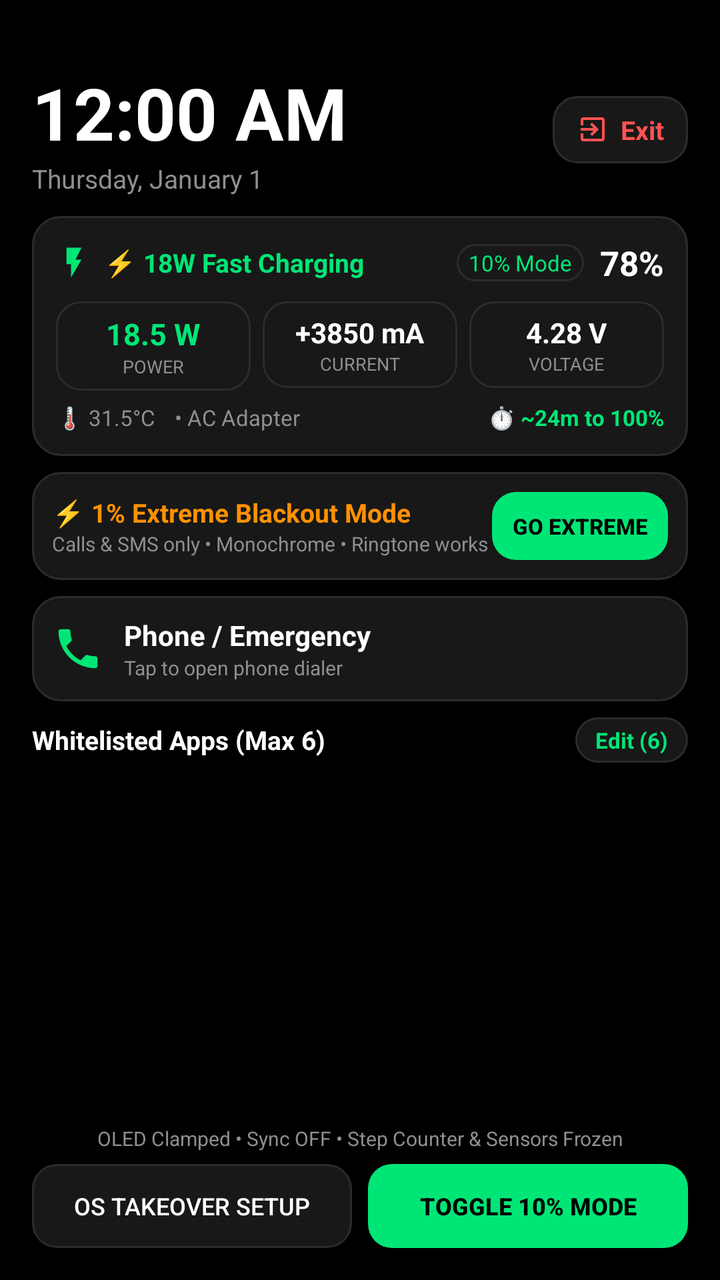
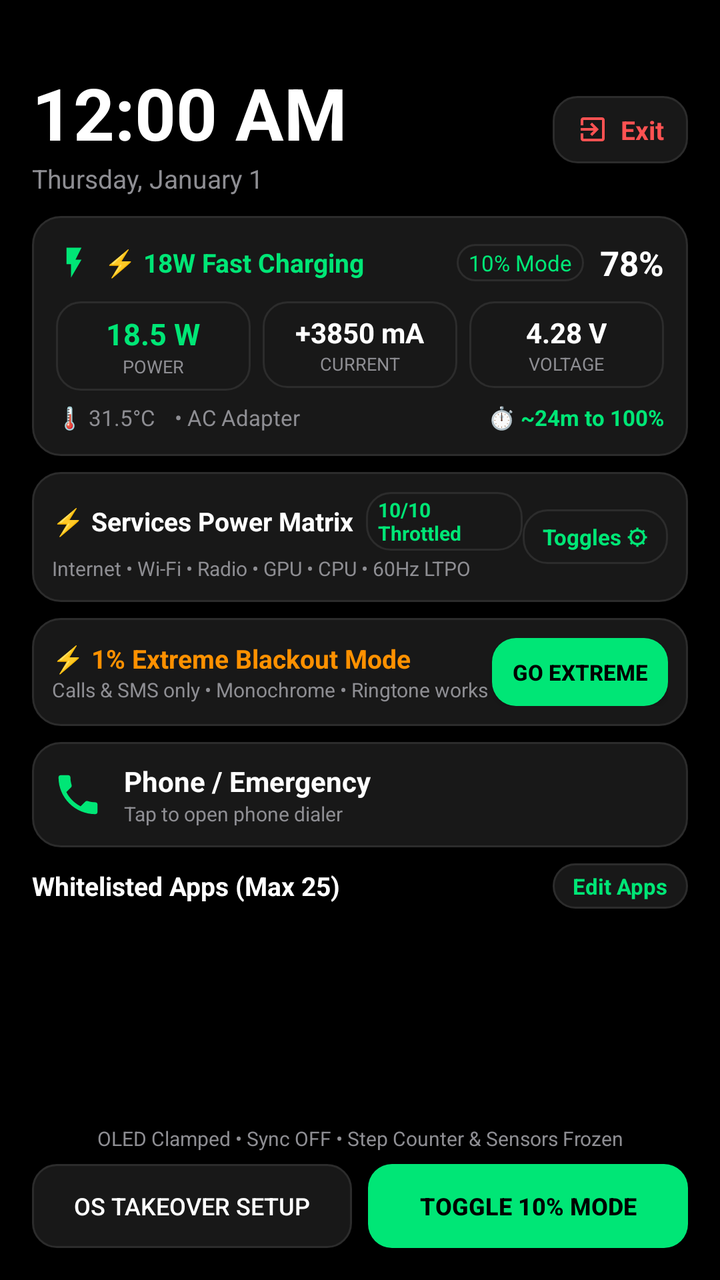

Screens rendered from an Android XML layout before and after an edit, with the pre-edit source and the edit as a unified diff.
<!-- AndroidManifest.xml: activity theme Theme.SuperPowerSaving.NoActionBar -->
<!-- res/layout/activity_main.xml -->
<?xml version="1.0" encoding="utf-8"?>
<androidx.constraintlayout.widget.ConstraintLayout xmlns:android="http://schemas.android.com/apk/res/android"
    xmlns:app="http://schemas.android.com/apk/res-auto"
    xmlns:tools="http://schemas.android.com/tools"
    android:id="@+id/rootLayout"
    android:layout_width="match_parent"
    android:layout_height="match_parent"
    android:background="@color/oled_black"
    android:padding="16dp">

    
    <LinearLayout
        android:id="@+id/topBarLayout"
        android:layout_width="match_parent"
        android:layout_height="wrap_content"
        android:layout_marginTop="16dp"
        android:gravity="center_vertical"
        android:orientation="horizontal"
        app:layout_constraintTop_toTopOf="parent">

        <LinearLayout
            android:layout_width="0dp"
            android:layout_height="wrap_content"
            android:layout_weight="1"
            android:orientation="vertical">

            <TextClock
                android:id="@+id/clockView"
                android:layout_width="wrap_content"
                android:layout_height="wrap_content"
                android:format12Hour="hh:mm a"
                android:format24Hour="HH:mm"
                android:textColor="@color/white"
                android:textSize="36sp"
                android:textStyle="bold" />

            <TextClock
                android:id="@+id/dateView"
                android:layout_width="wrap_content"
                android:layout_height="wrap_content"
                android:format12Hour="EEEE, MMMM d"
                android:format24Hour="EEEE, MMMM d"
                android:textColor="@color/subtext_gray"
                android:textSize="13sp" />
        </LinearLayout>

        
        <LinearLayout
            android:id="@+id/btnExitMode"
            android:layout_width="wrap_content"
            android:layout_height="wrap_content"
            android:background="@drawable/bg_button_dark"
            android:clickable="true"
            android:focusable="true"
            android:gravity="center_vertical"
            android:orientation="horizontal"
            android:paddingStart="12dp"
            android:paddingTop="8dp"
            android:paddingEnd="12dp"
            android:paddingBottom="8dp">

            <ImageView
                android:layout_width="16dp"
                android:layout_height="16dp"
                android:src="@drawable/ic_exit" />

            <TextView
                android:layout_width="wrap_content"
                android:layout_height="wrap_content"
                android:layout_marginStart="6dp"
                android:text="Exit"
                android:textColor="@color/power_red"
                android:textSize="13sp"
                android:textStyle="bold" />
        </LinearLayout>
    </LinearLayout>

    
    <LinearLayout
        android:id="@+id/cardBatteryHud"
        android:layout_width="match_parent"
        android:layout_height="wrap_content"
        android:layout_marginTop="10dp"
        android:background="@drawable/bg_card_oled"
        android:clickable="true"
        android:focusable="true"
        android:orientation="vertical"
        android:padding="12dp"
        app:layout_constraintTop_toBottomOf="@id/topBarLayout">

        
        <LinearLayout
            android:layout_width="match_parent"
            android:layout_height="wrap_content"
            android:gravity="center_vertical"
            android:orientation="horizontal">

            <ImageView
                android:id="@+id/ivChargingIcon"
                android:layout_width="18dp"
                android:layout_height="18dp"
                android:src="@drawable/ic_charging_bolt" />

            <TextView
                android:id="@+id/tvChargingHeadline"
                android:layout_width="0dp"
                android:layout_height="wrap_content"
                android:layout_marginStart="6dp"
                android:layout_weight="1"
                android:text="⚡ 18W Fast Charging"
                android:textColor="@color/eco_green"
                android:textSize="13sp"
                android:textStyle="bold" />

            <TextView
                android:id="@+id/tvPowerState"
                android:layout_width="wrap_content"
                android:layout_height="wrap_content"
                android:layout_marginEnd="8dp"
                android:background="@drawable/bg_button_dark"
                android:paddingStart="6dp"
                android:paddingTop="2dp"
                android:paddingEnd="6dp"
                android:paddingBottom="2dp"
                android:text="10% Mode"
                android:textColor="@color/eco_green"
                android:textSize="11sp" />

            <TextView
                android:id="@+id/tvBatteryPercent"
                android:layout_width="wrap_content"
                android:layout_height="wrap_content"
                android:text="78%"
                android:textColor="@color/white"
                android:textSize="17sp"
                android:textStyle="bold" />
        </LinearLayout>

        
        <LinearLayout
            android:layout_width="match_parent"
            android:layout_height="wrap_content"
            android:layout_marginTop="8dp"
            android:orientation="horizontal">

            
            <LinearLayout
                android:layout_width="0dp"
                android:layout_height="wrap_content"
                android:layout_weight="1"
                android:background="@drawable/bg_button_dark"
                android:gravity="center"
                android:orientation="vertical"
                android:padding="6dp">

                <TextView
                    android:id="@+id/tvWattageVal"
                    android:layout_width="wrap_content"
                    android:layout_height="wrap_content"
                    android:text="18.5 W"
                    android:textColor="@color/eco_green"
                    android:textSize="15sp"
                    android:textStyle="bold" />

                <TextView
                    android:layout_width="wrap_content"
                    android:layout_height="wrap_content"
                    android:text="POWER"
                    android:textColor="@color/subtext_gray"
                    android:textSize="9sp" />
            </LinearLayout>

            
            <LinearLayout
                android:layout_width="0dp"
                android:layout_height="wrap_content"
                android:layout_marginStart="6dp"
                android:layout_weight="1"
                android:background="@drawable/bg_button_dark"
                android:gravity="center"
                android:orientation="vertical"
                android:padding="6dp">

                <TextView
                    android:id="@+id/tvCurrentVal"
                    android:layout_width="wrap_content"
                    android:layout_height="wrap_content"
                    android:text="+3850 mA"
                    android:textColor="@color/white"
                    android:textSize="14sp"
                    android:textStyle="bold" />

                <TextView
                    android:layout_width="wrap_content"
                    android:layout_height="wrap_content"
                    android:text="CURRENT"
                    android:textColor="@color/subtext_gray"
                    android:textSize="9sp" />
            </LinearLayout>

            
            <LinearLayout
                android:layout_width="0dp"
                android:layout_height="wrap_content"
                android:layout_marginStart="6dp"
                android:layout_weight="1"
                android:background="@drawable/bg_button_dark"
                android:gravity="center"
                android:orientation="vertical"
                android:padding="6dp">

                <TextView
                    android:id="@+id/tvVoltageVal"
                    android:layout_width="wrap_content"
                    android:layout_height="wrap_content"
                    android:text="4.28 V"
                    android:textColor="@color/white"
                    android:textSize="14sp"
                    android:textStyle="bold" />

                <TextView
                    android:layout_width="wrap_content"
                    android:layout_height="wrap_content"
                    android:text="VOLTAGE"
                    android:textColor="@color/subtext_gray"
                    android:textSize="9sp" />
            </LinearLayout>
        </LinearLayout>

        
        <LinearLayout
            android:layout_width="match_parent"
            android:layout_height="wrap_content"
            android:layout_marginTop="6dp"
            android:gravity="center_vertical"
            android:orientation="horizontal">

            <TextView
                android:id="@+id/tvTempVal"
                android:layout_width="wrap_content"
                android:layout_height="wrap_content"
                android:text="🌡️ 31.5°C"
                android:textColor="@color/subtext_gray"
                android:textSize="11sp" />

            <TextView
                android:id="@+id/tvChargerTypeVal"
                android:layout_width="0dp"
                android:layout_height="wrap_content"
                android:layout_marginStart="10dp"
                android:layout_weight="1"
                android:text="• AC Adapter"
                android:textColor="@color/subtext_gray"
                android:textSize="11sp" />

            <TextView
                android:id="@+id/tvTimeToFullVal"
                android:layout_width="wrap_content"
                android:layout_height="wrap_content"
                android:text="⏱️ ~24m to 100%"
                android:textColor="@color/eco_green"
                android:textSize="11sp"
                android:textStyle="bold" />
        </LinearLayout>
    </LinearLayout>

    
    <LinearLayout
        android:id="@+id/cardExtremeModeBanner"
        android:layout_width="match_parent"
        android:layout_height="wrap_content"
        android:layout_marginTop="8dp"
        android:background="@drawable/bg_card_oled"
        android:gravity="center_vertical"
        android:orientation="horizontal"
        android:padding="10dp"
        app:layout_constraintTop_toBottomOf="@id/cardBatteryHud">

        <LinearLayout
            android:layout_width="0dp"
            android:layout_height="wrap_content"
            android:layout_weight="1"
            android:orientation="vertical">

            <TextView
                android:id="@+id/tvExtremeTitle"
                android:layout_width="wrap_content"
                android:layout_height="wrap_content"
                android:text="@string/extreme_mode_banner_title"
                android:textColor="@color/power_orange"
                android:textSize="13sp"
                android:textStyle="bold" />

            <TextView
                android:id="@+id/tvExtremeSub"
                android:layout_width="wrap_content"
                android:layout_height="wrap_content"
                android:text="Calls &amp; SMS only • Monochrome • Ringtone works"
                android:textColor="@color/subtext_gray"
                android:textSize="10sp" />
        </LinearLayout>

        <Button
            android:id="@+id/btnToggleExtreme"
            android:layout_width="wrap_content"
            android:layout_height="34dp"
            android:background="@drawable/bg_button_eco"
            android:text="Go Extreme"
            android:textColor="@color/black"
            android:textSize="11sp"
            android:textStyle="bold"
            android:paddingStart="10dp"
            android:paddingEnd="10dp"
            app:backgroundTint="@null" />
    </LinearLayout>

    
    <LinearLayout
        android:id="@+id/cardEmergencyPhone"
        android:layout_width="match_parent"
        android:layout_height="wrap_content"
        android:layout_marginTop="8dp"
        android:background="@drawable/bg_card_oled"
        android:clickable="true"
        android:focusable="true"
        android:gravity="center_vertical"
        android:orientation="horizontal"
        android:padding="10dp"
        app:layout_constraintTop_toBottomOf="@id/cardExtremeModeBanner">

        <ImageView
            android:id="@+id/ivPhoneIcon"
            android:layout_width="26dp"
            android:layout_height="26dp"
            android:src="@drawable/ic_phone" />

        <LinearLayout
            android:layout_width="0dp"
            android:layout_height="wrap_content"
            android:layout_marginStart="10dp"
            android:layout_weight="1"
            android:orientation="vertical">

            <TextView
                android:layout_width="wrap_content"
                android:layout_height="wrap_content"
                android:text="@string/emergency_phone"
                android:textColor="@color/white"
                android:textSize="14sp"
                android:textStyle="bold" />

            <TextView
                android:layout_width="wrap_content"
                android:layout_height="wrap_content"
                android:text="@string/tap_to_call"
                android:textColor="@color/subtext_gray"
                android:textSize="10sp" />
        </LinearLayout>
    </LinearLayout>

    
    <LinearLayout
        android:id="@+id/cardEmergencySms"
        android:layout_width="match_parent"
        android:layout_height="wrap_content"
        android:layout_marginTop="6dp"
        android:background="@drawable/bg_card_oled"
        android:clickable="true"
        android:focusable="true"
        android:gravity="center_vertical"
        android:orientation="horizontal"
        android:padding="10dp"
        android:visibility="gone"
        app:layout_constraintTop_toBottomOf="@id/cardEmergencyPhone">

        <ImageView
            android:id="@+id/ivSmsIcon"
            android:layout_width="26dp"
            android:layout_height="26dp"
            android:src="@drawable/ic_sms" />

        <LinearLayout
            android:layout_width="0dp"
            android:layout_height="wrap_content"
            android:layout_marginStart="10dp"
            android:layout_weight="1"
            android:orientation="vertical">

            <TextView
                android:layout_width="wrap_content"
                android:layout_height="wrap_content"
                android:text="@string/emergency_sms"
                android:textColor="@color/white"
                android:textSize="14sp"
                android:textStyle="bold" />

            <TextView
                android:layout_width="wrap_content"
                android:layout_height="wrap_content"
                android:text="@string/tap_to_sms"
                android:textColor="@color/subtext_gray"
                android:textSize="10sp" />
        </LinearLayout>
    </LinearLayout>

    
    <LinearLayout
        android:id="@+id/sectionAppsHeader"
        android:layout_width="match_parent"
        android:layout_height="wrap_content"
        android:layout_marginTop="8dp"
        android:gravity="center_vertical"
        android:orientation="horizontal"
        app:layout_constraintTop_toBottomOf="@id/cardEmergencySms">

        <TextView
            android:id="@+id/tvAllowedHeader"
            android:layout_width="0dp"
            android:layout_height="wrap_content"
            android:layout_weight="1"
            android:text="@string/allowed_apps_header"
            android:textColor="@color/white"
            android:textSize="13sp"
            android:textStyle="bold" />

        <TextView
            android:id="@+id/btnConfigureApps"
            android:layout_width="wrap_content"
            android:layout_height="wrap_content"
            android:background="@drawable/bg_button_dark"
            android:paddingStart="10dp"
            android:paddingTop="4dp"
            android:paddingEnd="10dp"
            android:paddingBottom="4dp"
            android:text="Edit (6)"
            android:textColor="@color/eco_green"
            android:textSize="11sp"
            android:textStyle="bold" />
    </LinearLayout>

    
    <androidx.recyclerview.widget.RecyclerView
        android:id="@+id/rvAllowedApps"
        android:layout_width="match_parent"
        android:layout_height="0dp"
        android:layout_marginTop="4dp"
        android:layout_marginBottom="6dp"
        app:layout_constraintBottom_toTopOf="@id/bottomControlsLayout"
        app:layout_constraintTop_toBottomOf="@id/sectionAppsHeader" />

    
    <LinearLayout
        android:id="@+id/bottomControlsLayout"
        android:layout_width="match_parent"
        android:layout_height="wrap_content"
        android:orientation="vertical"
        app:layout_constraintBottom_toBottomOf="parent">

        <TextView
            android:id="@+id/tvPowerTips"
            android:layout_width="match_parent"
            android:layout_height="wrap_content"
            android:layout_marginBottom="6dp"
            android:gravity="center"
            android:text="@string/power_saving_tips"
            android:textColor="@color/subtext_gray"
            android:textSize="10sp" />

        <LinearLayout
            android:layout_width="match_parent"
            android:layout_height="wrap_content"
            android:orientation="horizontal">

            <Button
                android:id="@+id/btnPermissionSetup"
                android:layout_width="0dp"
                android:layout_height="42dp"
                android:layout_marginEnd="4dp"
                android:layout_weight="1"
                android:background="@drawable/bg_button_dark"
                android:text="@string/btn_power_settings"
                android:textColor="@color/white"
                android:textSize="12sp"
                app:backgroundTint="@null" />

            <Button
                android:id="@+id/btnTogglePowerMode"
                android:layout_width="0dp"
                android:layout_height="42dp"
                android:layout_marginStart="4dp"
                android:layout_weight="1"
                android:background="@drawable/bg_button_eco"
                android:text="Toggle 10% Mode"
                android:textColor="@color/black"
                android:textSize="12sp"
                android:textStyle="bold"
                app:backgroundTint="@null" />
        </LinearLayout>
    </LinearLayout>

</androidx.constraintlayout.widget.ConstraintLayout>
<!-- resources referenced by this layout -->
<resources>
  <color name="black">#000000</color>
  <color name="eco_green">#00E676</color>
  <color name="oled_black">#000000</color>
  <color name="power_orange">#FF9100</color>
  <color name="power_red">#FF5252</color>
  <color name="subtext_gray">#8E8E93</color>
  <color name="white">#FFFFFF</color>
  <!-- drawable bg_button_dark (drawable) -->
  <?xml version="1.0" encoding="utf-8"?>
  <ripple xmlns:android="http://schemas.android.com/apk/res/android"
      android:color="#20FFFFFF">
      <item>
          <shape android:shape="rectangle">
              <solid android:color="@color/card_bg" />
              <stroke
                  android:width="1dp"
                  android:color="@color/border_gray" />
              <corners android:radius="12dp" />
          </shape>
      </item>
  </ripple>
  <!-- drawable bg_button_eco (drawable) -->
  <?xml version="1.0" encoding="utf-8"?>
  <ripple xmlns:android="http://schemas.android.com/apk/res/android"
      android:color="#40000000">
      <item>
          <shape android:shape="rectangle">
              <solid android:color="@color/eco_green" />
              <corners android:radius="12dp" />
          </shape>
      </item>
  </ripple>
  <!-- drawable bg_card_oled (drawable) -->
  <?xml version="1.0" encoding="utf-8"?>
  <shape xmlns:android="http://schemas.android.com/apk/res/android"
      android:shape="rectangle">
      <solid android:color="@color/card_bg" />
      <stroke
          android:width="1dp"
          android:color="@color/border_gray" />
      <corners android:radius="14dp" />
  </shape>
  <!-- drawable ic_charging_bolt (drawable) -->
  <vector xmlns:android="http://schemas.android.com/apk/res/android"
      android:width="24dp"
      android:height="24dp"
      android:viewportWidth="24"
      android:viewportHeight="24">
    <path
        android:fillColor="@color/eco_green"
        android:pathData="M7,2v11h3v9l7,-12h-4l4,-8z"/>
  </vector>
  <!-- drawable ic_exit (drawable) -->
  <vector xmlns:android="http://schemas.android.com/apk/res/android"
      android:width="24dp"
      android:height="24dp"
      android:viewportWidth="24"
      android:viewportHeight="24">
    <path
        android:fillColor="@color/power_red"
        android:pathData="M10.09,15.59L11.5,17l5,-5 -5,-5 -1.41,1.41L12.67,11H3v2h9.67l-2.58,2.59zM19,3H5c-1.11,0 -2,0.9 -2,2v4h2V5h14v14H5v-4H3v4c0,1.1 0.89,2 2,2h14c1.1,0 2,-0.9 2,-2V5c0,-1.1 -0.9,-2 -2,-2z"/>
  </vector>
  <!-- drawable ic_sms (drawable) -->
  <vector xmlns:android="http://schemas.android.com/apk/res/android"
      android:width="24dp"
      android:height="24dp"
      android:viewportWidth="24"
      android:viewportHeight="24">
    <path
        android:fillColor="@color/eco_green"
        android:pathData="M20,2H4c-1.1,0 -1.99,0.9 -1.99,2L2,22l4,-4h14c1.1,0 2,-0.9 2,-2V4c0,-1.1 -0.9,-2 -2,-2zM6,9h12v2H6V9zm8,5H6v-2h8v2zm4,-6H6V6h12v2z"/>
  </vector>
  <string name="allowed_apps_header">Whitelisted Apps (Max 6)</string>
  <string name="btn_power_settings">OS Takeover Setup</string>
  <string name="emergency_phone">Phone / Emergency</string>
  <string name="emergency_sms">Messages / SMS</string>
  <string name="extreme_mode_banner_title">⚡ 1% Extreme Blackout Mode</string>
  <string name="power_saving_tips">OLED Clamped • Sync OFF • Step Counter &amp; Sensors Frozen</string>
  <string name="tap_to_call">Tap to open phone dialer</string>
  <string name="tap_to_sms">Tap to open text messages</string>
  <style name="Theme.SuperPowerSaving.NoActionBar">
          <item name="windowActionBar">false</item>
          <item name="windowNoTitle">true</item>
          <item name="android:statusBarColor">@color/oled_black</item>
          <item name="android:navigationBarColor">@color/oled_black</item>
      </style>
  <color name="card_bg">#181818</color>
  <color name="border_gray">#2C2C2C</color>
  <!-- unchanged entries left out for length: 1 -->
</resources>

<!-- the commit's change to res/layout/activity_main.xml (unified diff, before → after) -->
@@ -266,6 +266,80 @@
 
     
     <LinearLayout
+        android:id="@+id/cardHardwareMatrix"
+        android:layout_width="match_parent"
+        android:layout_height="wrap_content"
+        android:layout_marginTop="8dp"
+        android:background="@drawable/bg_card_oled"
+        android:clickable="true"
+        android:focusable="true"
+        android:gravity="center_vertical"
+        android:orientation="horizontal"
+        android:padding="10dp"
+        app:layout_constraintTop_toBottomOf="@id/cardBatteryHud">
+
+        <LinearLayout
+            android:layout_width="0dp"
+            android:layout_height="wrap_content"
+            android:layout_weight="1"
+            android:orientation="vertical">
+
+            <LinearLayout
+                android:layout_width="wrap_content"
+                android:layout_height="wrap_content"
+                android:gravity="center_vertical"
+                android:orientation="horizontal">
+
+                <TextView
+                    android:layout_width="wrap_content"
+                    android:layout_height="wrap_content"
+                    android:text="⚡ Services Power Matrix"
+                    android:textColor="@color/white"
+                    android:textSize="13sp"
+                    android:textStyle="bold" />
+
+                <TextView
+                    android:id="@+id/tvServicesBadge"
+                    android:layout_width="wrap_content"
+                    android:layout_height="wrap_content"
+                    android:layout_marginStart="6dp"
+                    android:background="@drawable/bg_button_dark"
+                    android:paddingStart="6dp"
+                    android:paddingTop="2dp"
+                    android:paddingEnd="6dp"
+                    android:paddingBottom="2dp"
+                    android:text="10/10 Throttled"
+                    android:textColor="@color/eco_green"
+                    android:textSize="10sp"
+                    android:textStyle="bold" />
+            </LinearLayout>
+
+            <TextView
+                android:id="@+id/tvServicesSub"
+                android:layout_width="wrap_content"
+                android:layout_height="wrap_content"
+                android:layout_marginTop="2dp"
+                android:text="Internet • Wi-Fi • Radio • GPU • CPU • 60Hz LTPO"
+                android:textColor="@color/subtext_gray"
+                android:textSize="10sp" />
+        </LinearLayout>
+
+        <TextView
+            android:layout_width="wrap_content"
+            android:layout_height="wrap_content"
+            android:background="@drawable/bg_button_dark"
+            android:paddingStart="10dp"
+            android:paddingTop="6dp"
+            android:paddingEnd="10dp"
+            android:paddingBottom="6dp"
+            android:text="Toggles ⚙"
+            android:textColor="@color/eco_green"
+            android:textSize="11sp"
+            android:textStyle="bold" />
+    </LinearLayout>
+
+    
+    <LinearLayout
         android:id="@+id/cardExtremeModeBanner"
         android:layout_width="match_parent"
         android:layout_height="wrap_content"
@@ -274,7 +348,7 @@
         android:gravity="center_vertical"
         android:orientation="horizontal"
         android:padding="10dp"
-        app:layout_constraintTop_toBottomOf="@id/cardBatteryHud">
+        app:layout_constraintTop_toBottomOf="@id/cardHardwareMatrix">
 
         <LinearLayout
             android:layout_width="0dp"
@@ -432,7 +506,7 @@
             android:paddingTop="4dp"
             android:paddingEnd="10dp"
             android:paddingBottom="4dp"
-            android:text="Edit (6)"
+            android:text="Edit Apps"
             android:textColor="@color/eco_green"
             android:textSize="11sp"
             android:textStyle="bold" />
<!-- resource entries referenced after the edit -->
@@ -72,7 +72,7 @@
         android:fillColor="@color/eco_green"
         android:pathData="M20,2H4c-1.1,0 -1.99,0.9 -1.99,2L2,22l4,-4h14c1.1,0 2,-0.9 2,-2V4c0,-1.1 -0.9,-2 -2,-2zM6,9h12v2H6V9zm8,5H6v-2h8v2zm4,-6H6V6h12v2z"/>
   </vector>
-  <string name="allowed_apps_header">Whitelisted Apps (Max 6)</string>
+  <string name="allowed_apps_header">Whitelisted Apps (Max 25)</string>
   <string name="btn_power_settings">OS Takeover Setup</string>
   <string name="emergency_phone">Phone / Emergency</string>
   <string name="emergency_sms">Messages / SMS</string>
